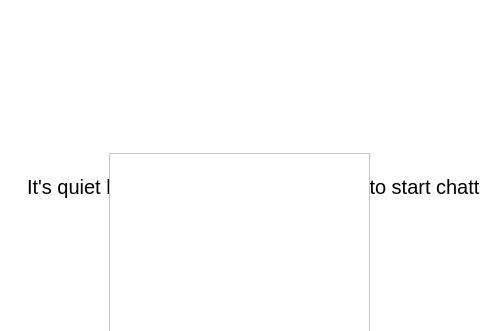
This is Forms/mainwindow.ui in JustinGetty/LotusAppClient as Qt 5 draws it before an edit; both pictures show x 547 to 1027 and y 0 to 331 of the 1280 by 776 pixel window. The edited form follows.
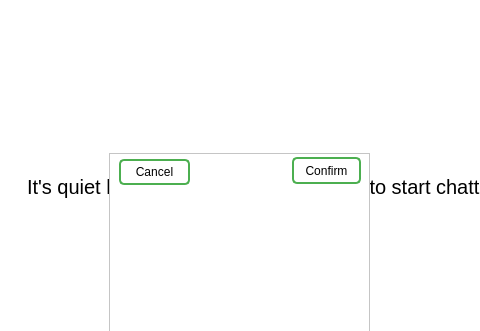
This is the edited form.

Diff of the .ui file:
```diff
--- a/Forms/mainwindow.ui
+++ b/Forms/mainwindow.ui
@@ -754,6 +754,42 @@
            <height>373</height>
           </rect>
          </property>
+         <widget class="QPushButton" name="CancelNewConversationPushButton">
+          <property name="geometry">
+           <rect>
+            <x>9</x>
+            <y>5</y>
+            <width>71</width>
+            <height>26</height>
+           </rect>
+          </property>
+          <property name="styleSheet">
+           <string notr="true">QPushButton{
+	color: #000000;
+}</string>
+          </property>
+          <property name="text">
+           <string>Cancel</string>
+          </property>
+         </widget>
+         <widget class="QPushButton" name="ConfirmNewConversationButton">
+          <property name="geometry">
+           <rect>
+            <x>182</x>
+            <y>3</y>
+            <width>69</width>
+            <height>27</height>
+           </rect>
+          </property>
+          <property name="styleSheet">
+           <string notr="true">QPushButton{
+	color: #000000;
+}</string>
+          </property>
+          <property name="text">
+           <string>Confirm</string>
+          </property>
+         </widget>
         </widget>
        </widget>
       </widget>
```
